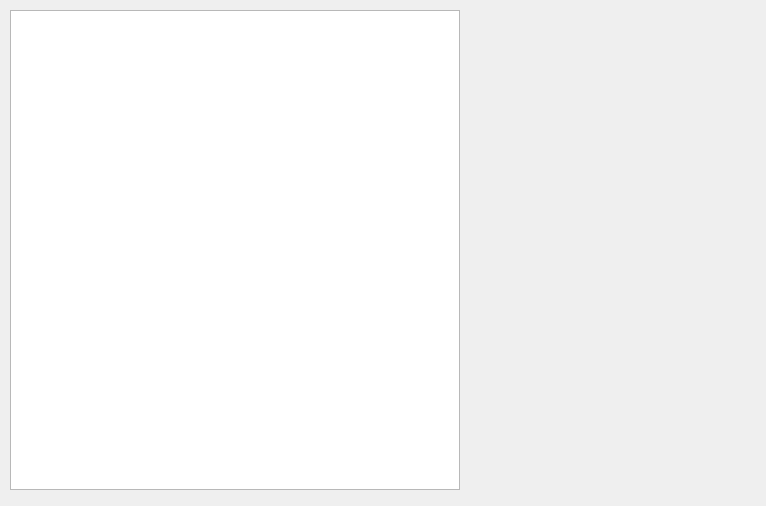
Before: the Qt Designer form gamewindow.ui in Saxorman/PacmanStud, drawn with Qt 5.
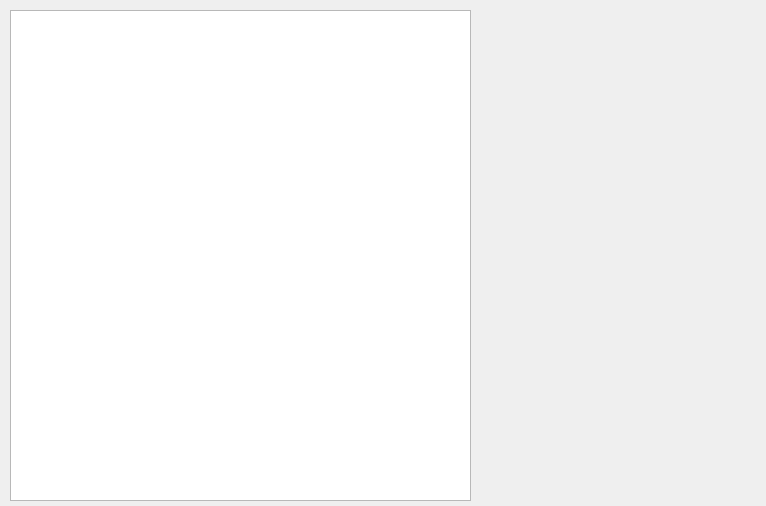
After: the same form once the commit is applied.

Patch:
```diff
--- a/gamewindow.ui
+++ b/gamewindow.ui
@@ -18,8 +18,8 @@
     <rect>
      <x>10</x>
      <y>10</y>
-     <width>450</width>
-     <height>480</height>
+     <width>461</width>
+     <height>491</height>
     </rect>
    </property>
   </widget>
```
